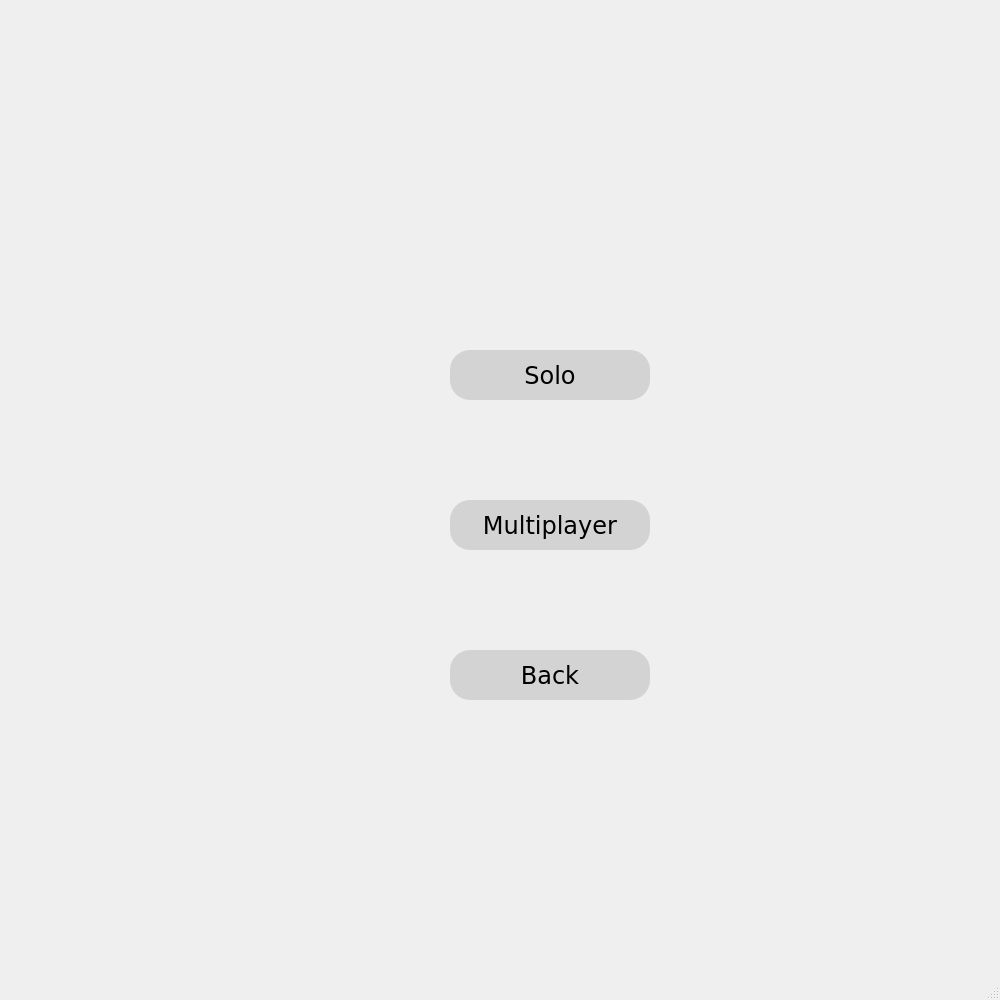
Before: the Qt Designer form RoboArena2/MenuAssets/PlayMenu.ui in Mesaying/Roboarena2023Team3, drawn with Qt 5.
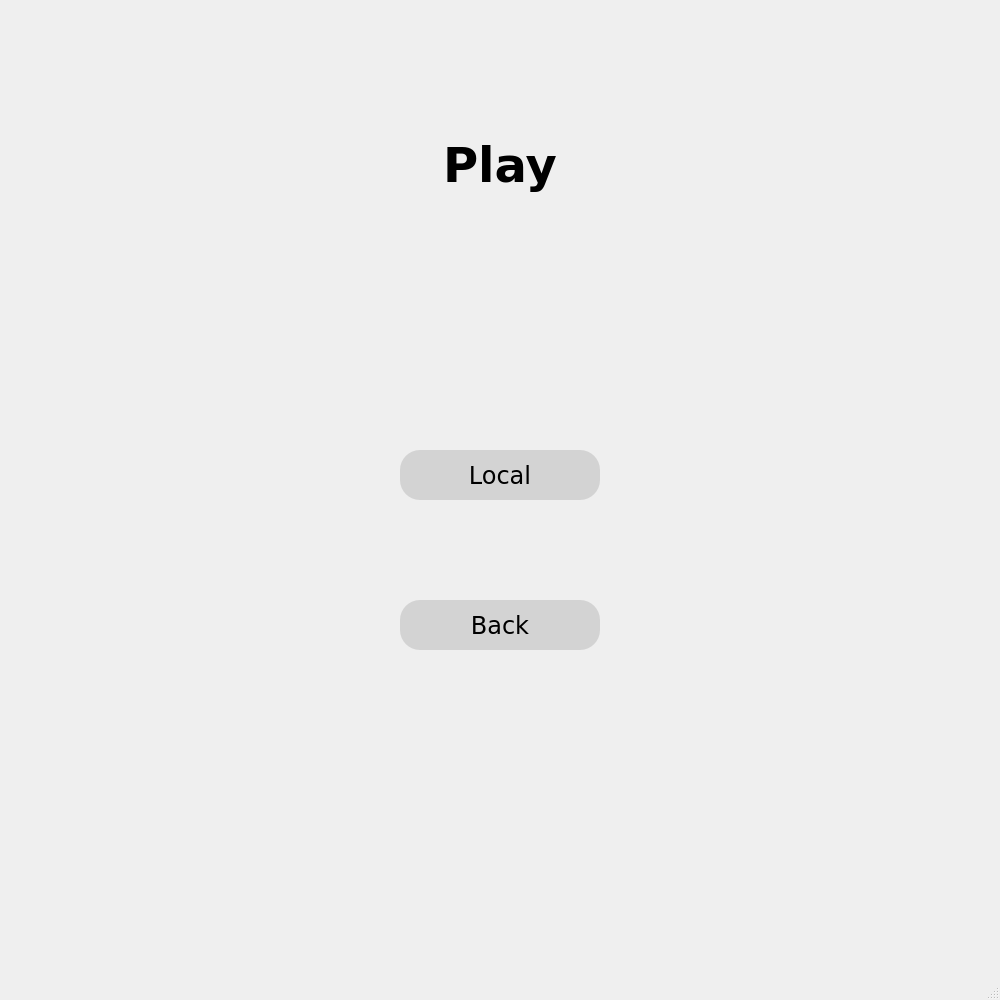
After: the same form once the commit is applied.

```diff
--- a/RoboArena2/MenuAssets/PlayMenu.ui
+++ b/RoboArena2/MenuAssets/PlayMenu.ui
@@ -17,8 +17,8 @@
    <widget class="QPushButton" name="SoloButton">
     <property name="geometry">
      <rect>
-      <x>450</x>
-      <y>350</y>
+      <x>400</x>
+      <y>450</y>
       <width>200</width>
       <height>50</height>
      </rect>
@@ -41,44 +41,14 @@
 }</string>
     </property>
     <property name="text">
-     <string>Solo</string>
-    </property>
-   </widget>
-   <widget class="QPushButton" name="MultiplayerButton">
-    <property name="geometry">
-     <rect>
-      <x>450</x>
-      <y>500</y>
-      <width>200</width>
-      <height>50</height>
-     </rect>
-    </property>
-    <property name="styleSheet">
-     <string notr="true">QPushButton {
-        background-color: lightgray;
-        font-family: Verdana;
-        font-size: 24px;
-        border-radius: 20px;
-        min-width: 200px; /* Set the minimum width */
-        min-height: 50px; /* Set the minimum height */
-		position: absolute;
-   		 left: 100px;
-   		 top: 200px;
-    }
-
-    QPushButton:hover {
-        background-color: rgb(203, 255, 255);
-}</string>
-    </property>
-    <property name="text">
-     <string>Multiplayer</string>
+     <string>Local</string>
     </property>
    </widget>
    <widget class="QPushButton" name="BackButton">
     <property name="geometry">
      <rect>
-      <x>450</x>
-      <y>650</y>
+      <x>400</x>
+      <y>600</y>
       <width>200</width>
       <height>50</height>
      </rect>
@@ -104,6 +74,39 @@
      <string>Back</string>
     </property>
    </widget>
+   <widget class="QLabel" name="coolHeader">
+    <property name="geometry">
+     <rect>
+      <x>443</x>
+      <y>100</y>
+      <width>301</width>
+      <height>131</height>
+     </rect>
+    </property>
+    <property name="font">
+     <font>
+      <family>Verdana</family>
+      <pointsize>36</pointsize>
+      <weight>75</weight>
+      <bold>true</bold>
+     </font>
+    </property>
+    <property name="styleSheet">
+     <string notr="true">Qlabel#coolHeader {
+    font-size: 24px;
+    font-family: &quot;Arial&quot;;
+    font-weight: bold;
+    color: #3366FF;
+    background-color: #F0F0F0;
+    padding: 10px;
+    border-radius: 5px;
+}
+</string>
+    </property>
+    <property name="text">
+     <string>Play</string>
+    </property>
+   </widget>
   </widget>
   <widget class="QStatusBar" name="statusbar"/>
  </widget>
```
